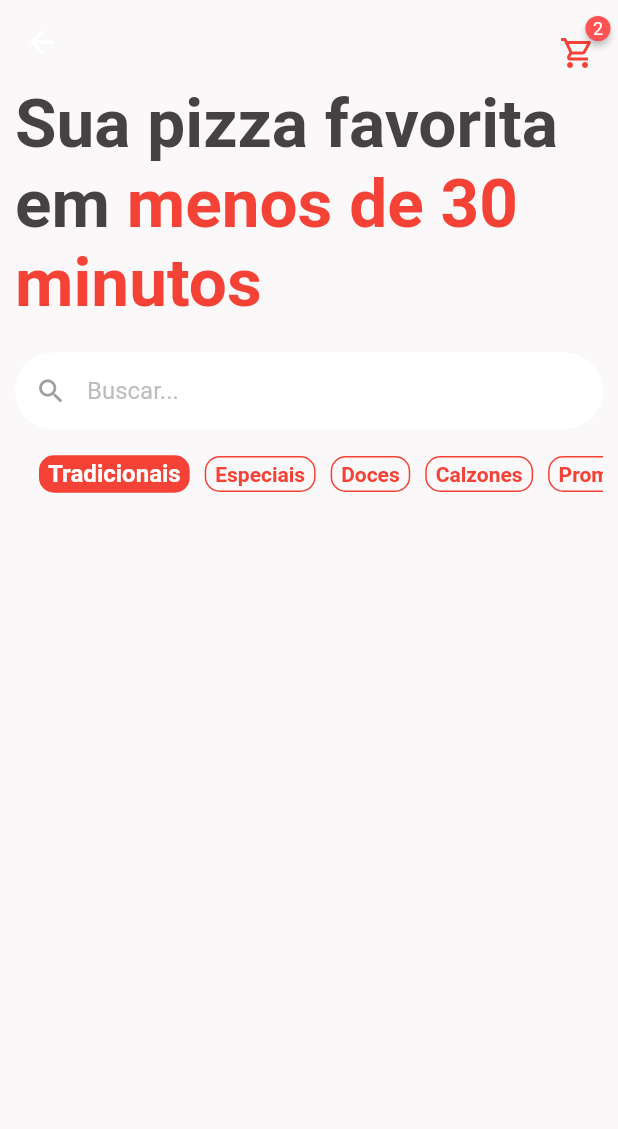
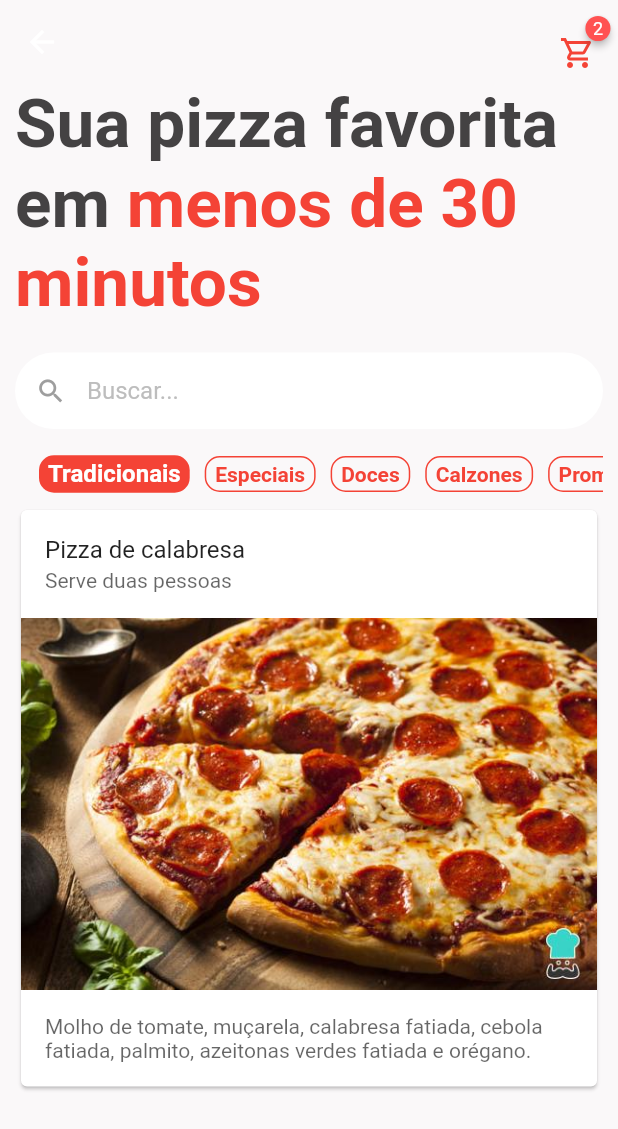
Before and after one commit to abrunaanunes/pizzaria-flutter, a Flutter app: the HomePage screen opened directly, on a phone screen of 412 x 824 dp. Shown: the top 1129 px of the screen. Run offline on Flutter 3.47's test engine with Material 2 defaults, Android fonts, the phone set to English and light mode, and no system bars; drawn by our look-alikes of badges; our stand-ins replace mask_text_input_formatter.

Commit message:
Página home WIP

```diff
--- a/lib/main.dart
+++ b/lib/main.dart
@@ -1,5 +1,5 @@
 import 'package:flutter/material.dart';
-import 'package:gopizza/src/auth/sign_in_screen.dart';
+import 'package:gopizza/src/pages/auth/sign_in_screen.dart';
 
 void main() {
   runApp(const MyApp());
--- /dev/null
+++ b/lib/src/models/product.dart
@@ -0,0 +1,13 @@
+class Product {
+  String name;
+  String imgUrl;
+  double price;
+  String description;
+
+  Product({
+    required this.name,
+    required this.imgUrl,
+    required this.price,
+    required this.description,
+  });
+}
--- a/lib/src/auth/sign_in_screen.dart
+++ b/lib/src/pages/auth/sign_in_screen.dart
@@ -1,7 +1,7 @@
 import 'package:flutter/material.dart';
-import 'package:gopizza/src/auth/components/custom_text_field.dart';
-import 'package:gopizza/src/auth/sign_up_screen.dart';
-import 'package:gopizza/src/base/base_screen.dart';
+import 'package:gopizza/src/pages/auth/components/custom_text_field.dart';
+import 'package:gopizza/src/pages/auth/sign_up_screen.dart';
+import '../base/base_screen.dart';
 
 class SignInScreen extends StatelessWidget {
   const SignInScreen({super.key});
--- a/lib/src/auth/sign_up_screen.dart
+++ b/lib/src/pages/auth/sign_up_screen.dart
@@ -1,5 +1,5 @@
 import 'package:flutter/material.dart';
-import 'package:gopizza/src/auth/components/custom_text_field.dart';
+import 'package:gopizza/src/pages/auth/components/custom_text_field.dart';
 import 'package:mask_text_input_formatter/mask_text_input_formatter.dart';
 
 class SignUpScreen extends StatelessWidget {
--- a/lib/src/base/base_screen.dart
+++ b/lib/src/pages/base/base_screen.dart
@@ -1,5 +1,6 @@
 import 'package:flutter/material.dart';
-import 'package:gopizza/src/base/home/home_page.dart';
+
+import '../home/home_page.dart';
 
 class BaseScreen extends StatefulWidget {
   const BaseScreen({Key? key}) : super(key: key);
--- a/lib/src/base/home/home_page.dart
+++ b/lib/src/pages/home/home_page.dart
@@ -1,21 +1,19 @@
 import 'package:badges/badges.dart';
 import 'package:flutter/material.dart';
+import 'components/category_tile.dart';
+import 'package:gopizza/src/repositories/home.dart' as home_repository;
 
-import 'components/category_tile.dart';
-
-class HomePage extends StatelessWidget {
+class HomePage extends StatefulWidget {
   const HomePage({super.key});
 
   @override
+  State<HomePage> createState() => _HomePageState();
+}
+
+class _HomePageState extends State<HomePage> {
+  @override
   Widget build(BuildContext context) {
     Color customGreyColor = const Color.fromARGB(255, 68, 66, 67);
-    List<String> categories = [
-      'Tradicionais',
-      'Especiais',
-      'Doces',
-      'Calzones',
-      'Promoções',
-    ];
     String selectedCategory = 'Tradicionais';
     return Scaffold(
         appBar: AppBar(
@@ -107,12 +105,35 @@ class HomePage extends StatelessWidget {
                   scrollDirection: Axis.horizontal,
                   itemBuilder: (_, index) {
                     return CategoryTile(
-                      category: categories[index],
-                      isSelected: categories[index] == selectedCategory,
+                      category: home_repository.categories[index],
+                      isSelected:
+                          home_repository.categories[index] == selectedCategory,
                     );
                   },
                   separatorBuilder: (_, index) => const SizedBox(width: 10),
-                  itemCount: categories.length,
+                  itemCount: home_repository.categories.length,
+                ),
+              ),
+              Card(
+                clipBehavior: Clip.antiAlias,
+                child: Column(
+                  children: [
+                    ListTile(
+                      title: const Text('Pizza de calabresa'),
+                      subtitle: Text(
+                        'Serve duas pessoas',
+                        style: TextStyle(color: Colors.black.withOpacity(0.6)),
+                      ),
+                    ),
+                    Image.asset('assets/images/pizza_calabresa.jpg'),
+                    Padding(
+                      padding: const EdgeInsets.all(16.0),
+                      child: Text(
+                        'Molho de tomate, muçarela, calabresa fatiada, cebola fatiada, palmito, azeitonas verdes fatiada e orégano.',
+                        style: TextStyle(color: Colors.black.withOpacity(0.6)),
+                      ),
+                    ),
+                  ],
                 ),
               ),
             ],
--- /dev/null
+++ b/lib/src/repositories/home.dart
@@ -0,0 +1,20 @@
+import 'package:gopizza/src/models/product.dart';
+
+Product calabresa = Product(
+  name: 'Calabresa',
+  imgUrl: 'assets/images/pizza_calabresa.jpg',
+  price: 30.00,
+  description: 'Pizza salgada',
+);
+
+List<Product> products = [
+  calabresa,
+];
+
+List<String> categories = [
+  'Tradicionais',
+  'Especiais',
+  'Doces',
+  'Calzones',
+  'Promoções',
+];
--- a/pubspec.yaml
+++ b/pubspec.yaml
@@ -60,9 +60,8 @@ flutter:
   uses-material-design: true
 
   # To add assets to your application, add an assets section, like this:
-  # assets:
-  #   - images/a_dot_burr.jpeg
-  #   - images/a_dot_ham.jpeg
+  assets:
+    - assets/images/
 
   # An image asset can refer to one or more resolution-specific "variants", see
   # https://flutter.dev/assets-and-images/#resolution-aware
```
Also changed, not shown: assets/images/pizza_calabresa.jpg (added), lib/src/pages/auth/components/custom_text_field.dart (renamed from lib/src/auth/components/custom_text_field.dart), lib/src/pages/home/components/category_tile.dart (renamed from lib/src/base/home/components/category_tile.dart).
